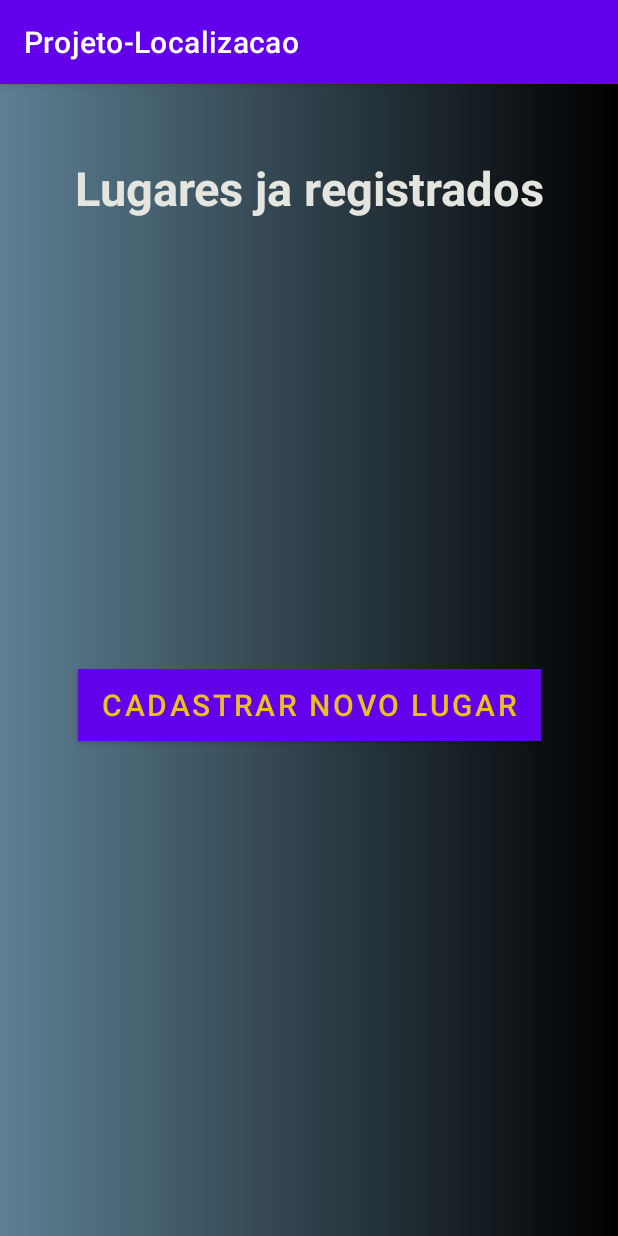
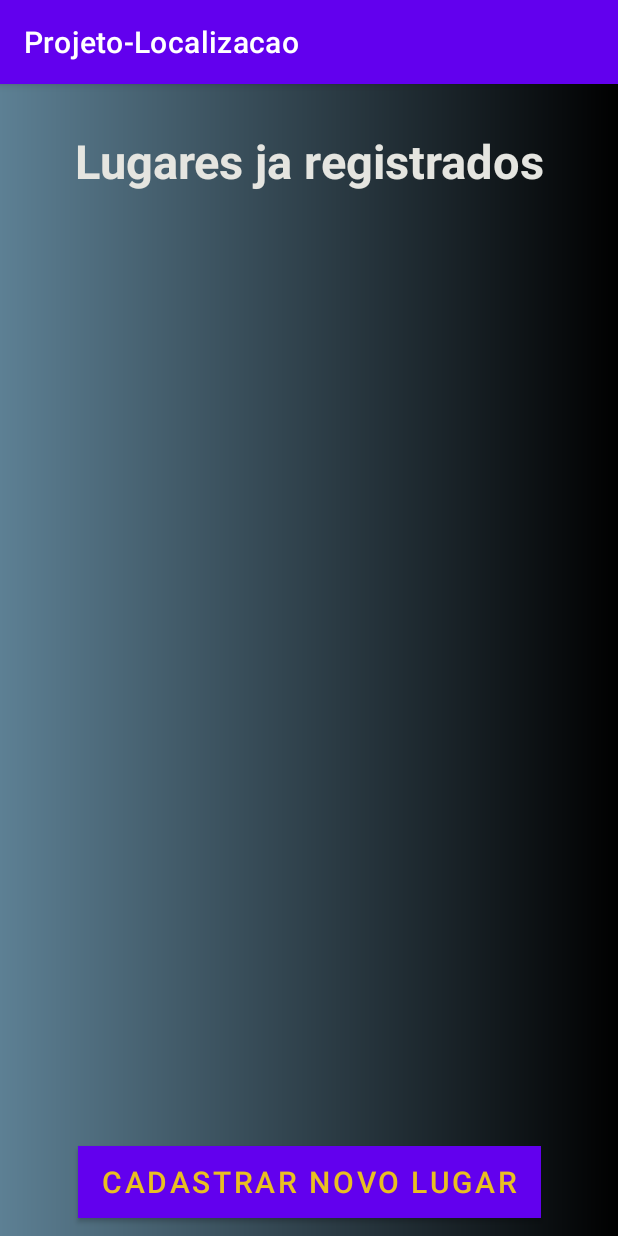
Before and after one commit to Ramon-Barbosa-Bouzon/ProjetoLugar, an Android app: the screen it shows after launch (MainActivity), on a phone screen of 412 x 824 dp. Run offline under Robolectric (Android 15) with nearby library versions, the light colour scheme and no system bars; our stand-ins replace Firebase (no records; nobody signed in at launch, a user with empty details on screens opened directly).

Commit message:
Tudo funcionando, Melhorar designe

```diff
--- a/app/src/main/java/com/ramon/projeto_localizacao/model/ListLocalizacaoAdapter.java
+++ b/app/src/main/java/com/ramon/projeto_localizacao/model/ListLocalizacaoAdapter.java
@@ -1,11 +1,15 @@
 package com.ramon.projeto_localizacao.model;
 
+import android.app.AlertDialog;
+import android.app.Dialog;
 import android.content.Context;
+import android.content.Intent;
 import android.util.Log;
 import android.view.LayoutInflater;
 import android.view.View;
 import android.view.ViewGroup;
 import android.widget.TextView;
+import android.widget.Toast;
 
 import androidx.annotation.NonNull;
 import androidx.annotation.Nullable;
@@ -16,25 +20,34 @@ import com.google.firebase.database.DataSnapshot;
 import com.google.firebase.database.DatabaseError;
 import com.google.firebase.database.DatabaseReference;
 import com.google.firebase.database.FirebaseDatabase;
+import com.google.firebase.database.ValueEventListener;
 import com.ramon.projeto_localizacao.R;
+import com.ramon.projeto_localizacao.ui.CadastroLugar;
+import com.ramon.projeto_localizacao.ui.MainActivity;
 
 import java.text.SimpleDateFormat;
 import java.util.Calendar;
+import java.util.EventListener;
 import java.util.List;
+
+import static androidx.core.content.ContextCompat.startActivity;
 
 public class ListLocalizacaoAdapter extends RecyclerView.Adapter {
 
+    //private Context context;
     private List<Lugar> lugar;
-    private Context context;
+    AlertDialog dg;
+
+
 
     private Calendar calendar;
     private SimpleDateFormat dateFormat;
     private String data;
-
+    private DatabaseReference mDatabase;
 
     public ListLocalizacaoAdapter(List<Lugar> lugar) {
         this.lugar = lugar;
-       // , Context context this.context = context;
+        //this.context = context;
 
     }
 
@@ -63,7 +76,6 @@ public class ListLocalizacaoAdapter extends RecyclerView.Adapter {
         viewHolder.dataNomeTextView.setText(nomel);
         viewHolder.lugarTextView.setText(latLong);
         viewHolder.descricaoLugar.setText(l.getDescricao());
-
     }
 
     @Override
@@ -71,8 +83,7 @@ public class ListLocalizacaoAdapter extends RecyclerView.Adapter {
         return lugar.size();
     }
 
-    public class ViewHolder extends RecyclerView.ViewHolder {
-
+    public class ViewHolder extends RecyclerView.ViewHolder implements View.OnClickListener, View.OnLongClickListener {
         TextView dataNomeTextView;
         TextView lugarTextView;
         TextView descricaoLugar;
@@ -81,13 +92,39 @@ public class ListLocalizacaoAdapter extends RecyclerView.Adapter {
         public ViewHolder(@NonNull View itemView) {
             super(itemView);
 
+
                 this.dataNomeTextView =
                         itemView.findViewById(R.id.dataNomeTextView);
                 this.lugarTextView =
                         itemView.findViewById(R.id.lugarTextView);
                 this.descricaoLugar =
                         itemView.findViewById(R.id.descricaoLugar);
-            }
+
+            itemView.setOnClickListener(this);
+            itemView.setOnLongClickListener(this);
+            mDatabase = FirebaseDatabase.getInstance().getReference("Lugar");
+
         }
 
+        @Override
+        public void onClick(View v) {
+            String key = lugar.get(getAdapterPosition()).getId();
+
+        }
+
+        @Override
+        public boolean onLongClick(View v) {
+
+            String key = lugar.get(getAdapterPosition()).getId();
+
+                lugar.remove(getAdapterPosition());
+                notifyItemRemoved(getAdapterPosition());
+                mDatabase.child(key).removeValue();
+                mDatabase.push();
+
+            return false;
+        }
+
+    }
+
 }
--- a/app/src/main/java/com/ramon/projeto_localizacao/ui/MainActivity.java
+++ b/app/src/main/java/com/ramon/projeto_localizacao/ui/MainActivity.java
@@ -1,18 +1,14 @@
 package com.ramon.projeto_localizacao.ui;
 
 import androidx.annotation.NonNull;
-import androidx.annotation.Nullable;
 import androidx.appcompat.app.AppCompatActivity;
 import androidx.recyclerview.widget.LinearLayoutManager;
 import androidx.recyclerview.widget.RecyclerView;
 
-import android.content.Context;
 import android.content.Intent;
 import android.os.Bundle;
-import android.util.Log;
 import android.view.View;
 
-import com.google.firebase.database.ChildEventListener;
 import com.google.firebase.database.DataSnapshot;
 import com.google.firebase.database.DatabaseError;
 import com.google.firebase.database.DatabaseReference;
@@ -31,7 +27,8 @@ public class MainActivity extends AppCompatActivity {
     private ListLocalizacaoAdapter adapter;
     private RecyclerView lugarRecyclerView;
     private DatabaseReference mDatabase;
-    //Context contex = ;
+
+
 
 
 
@@ -41,31 +38,27 @@ public class MainActivity extends AppCompatActivity {
         setContentView(R.layout.activity_main);
 
 
-
-        /*LinearLayoutManager layoutManager
-                = new LinearLayoutManager(this, LinearLayoutManager.HORIZONTAL, true);
-        lugarRecyclerView = findViewById(R.id.recyclerViewLugar);
-        lugarRecyclerView.setLayoutManager(layoutManager);*/
-
         lugarRecyclerView = findViewById(R.id.recyclerViewLugar);
         lugarRecyclerView.setLayoutManager(new LinearLayoutManager(this));
         lugar = new ArrayList<>();
 
 
+        mDatabase = FirebaseDatabase.getInstance().getReference("Lugar");
 
-
-        mDatabase = FirebaseDatabase.getInstance().getReference("Lugar");
 
         mDatabase.addListenerForSingleValueEvent(new ValueEventListener() {
             @Override
             public void onDataChange(@NonNull DataSnapshot snapshot) {
                 for(DataSnapshot ds: snapshot.getChildren()){
                     Lugar l = ds.getValue(Lugar.class);
+                    l.setId(ds.getKey());
                     lugar.add(l);
 
                 }
                 adapter = new ListLocalizacaoAdapter(lugar);
                 lugarRecyclerView.setAdapter(adapter);
+
+
             }
 
             @Override
@@ -74,7 +67,10 @@ public class MainActivity extends AppCompatActivity {
             }
         });
 
+
     }
+
+
 
     public void onClick(View view) {
         Intent intent = new Intent(getApplicationContext(), CadastroLugar.class);
--- a/app/src/main/res/drawable/item_layout.xml
+++ b/app/src/main/res/drawable/item_layout.xml
@@ -2,7 +2,7 @@
 <shape xmlns:android="http://schemas.android.com/apk/res/android">
 
     <stroke
-        android:color="@color/white"
+        android:color="@color/AzulMetalico"
         android:width="10dp"
         />
     <corners android:radius="20dp"/>
--- a/app/src/main/res/layout/activity_main.xml
+++ b/app/src/main/res/layout/activity_main.xml
@@ -24,7 +24,7 @@
         android:gravity="center"
         style="@style/CardView.Dark"
         android:textSize="14pt"
-        android:layout_marginTop="48dp"
+        android:layout_marginTop="30dp"
         app:layout_constraintTop_toTopOf="parent"
         app:layout_constraintRight_toRightOf="parent"
         app:layout_constraintLeft_toLeftOf="parent"
@@ -32,29 +32,33 @@
         />
 
     <androidx.recyclerview.widget.RecyclerView
+        android:id="@+id/recyclerViewLugar"
         android:layout_width="match_parent"
         android:layout_height="match_parent"
-        app:layout_constraintTop_toTopOf="parent"
-        app:layout_constraintBottom_toBottomOf="@id/textViewTitulo"
+        android:layout_marginTop="80dp"
+        android:layout_marginBottom="90dp"
         app:layout_constraintStart_toStartOf="parent"
         app:layout_constraintEnd_toEndOf="parent"
-        android:id="@+id/recyclerViewLugar"
         />
+
+
 
     <Button
         android:id="@+id/buttonNovoLugar"
         android:layout_width="wrap_content"
         android:layout_height="wrap_content"
+        android:layout_marginTop="30dp"
+        android:layout_marginBottom="20pt"
         android:onClick="onClick"
         android:text="Cadastrar novo lugar"
         android:textColor="@color/amarilho"
-        android:layout_marginTop="135pt"
         android:background="@drawable/cormuitoloca"
         android:textSize="20dp"
+        app:layout_constraintTop_toBottomOf="@+id/recyclerViewLugar"
         app:layout_constraintRight_toRightOf="parent"
         app:layout_constraintLeft_toLeftOf="parent"
-        app:layout_constraintTop_toBottomOf="@+id/textViewTitulo"
-
         />
 
+
+
 </androidx.constraintlayout.widget.ConstraintLayout>
--- a/app/src/main/res/layout/list_item.xml
+++ b/app/src/main/res/layout/list_item.xml
@@ -15,14 +15,14 @@
         android:rowCount="2">
         <TextView
             android:id="@+id/dataNomeTextView"
-            android:textAppearance="@style/TextAppearance.AppCompat.Small"
+            android:textAppearance="@style/TextAppearance.AppCompat.Medium"
             android:layout_width="match_parent"
             android:layout_height="wrap_content"
             android:layout_gravity="fill_horizontal" />
         <TextView
             android:id="@+id/lugarTextView"
             android:padding="12dp"
-            android:textAppearance="@style/TextAppearance.AppCompat.Large"
+            android:textAppearance="@style/TextAppearance.AppCompat.Medium"
             android:layout_width="match_parent"
             android:layout_height="wrap_content"
             android:layout_gravity="fill_horizontal"
--- a/app/src/main/res/values/strings.xml
+++ b/app/src/main/res/values/strings.xml
@@ -4,4 +4,7 @@
     <string name="data_nome">%s data de registro: %s</string>
     <string name="data_atual">Data atual: %s</string>
     <string name="Lat_long">Latitude: %2f Longitude: %2f</string>
+    <string name="Del">Confirmar</string>
+    <string name="Can">Cancelar</string>
+    <string name="Txt">Deseja deletar o Lugar selecionado?</string>
 </resources>
```
Also changed, not shown: app/src/main/java/com/ramon/projeto_localizacao/model/Lugar.java (+12 -0 lines), app/src/main/java/com/ramon/projeto_localizacao/ui/CadastroLugar.java (+7 -1 lines).
